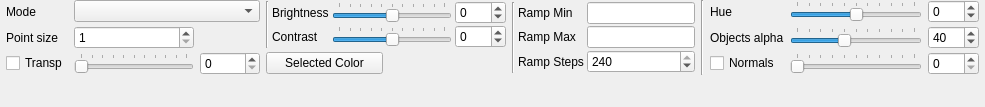
First picture: the form in src/gui/forms/toolbar_rendersettingsgroup.ui, repository open-scan-crew/OpenScanTools, before the edit.
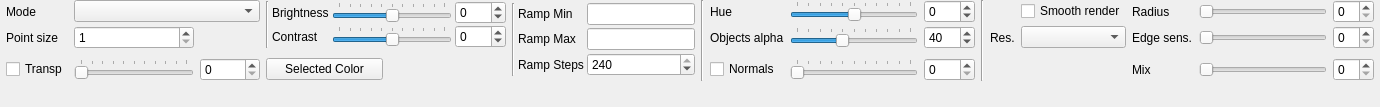
Second picture: the form after the edit. Custom widgets are drawn as their Qt base class.

Commit message: adding a first render improvement with edge blur

Patch:
```diff
--- a/src/gui/forms/toolbar_rendersettingsgroup.ui
+++ b/src/gui/forms/toolbar_rendersettingsgroup.ui
@@ -6,7 +6,7 @@
    <rect>
     <x>0</x>
     <y>0</y>
-    <width>985</width>
+    <width>1380</width>
     <height>107</height>
    </rect>
   </property>
@@ -29,40 +29,65 @@
    <property name="verticalSpacing">
     <number>3</number>
    </property>
-   <item row="2" column="4">
-    <widget class="QPushButton" name="pushButton_color">
+   <item row="0" column="7" rowspan="5">
+    <widget class="Line" name="line_3">
+     <property name="orientation">
+      <enum>Qt::Vertical</enum>
+     </property>
+    </widget>
+   </item>
+   <item row="0" column="16">
+    <widget class="QCheckBox" name="checkBox_edgeAwareBlur">
      <property name="text">
-      <string>Selected Color</string>
+      <string>Smooth render</string>
      </property>
     </widget>
    </item>
-   <item row="1" column="1">
-    <widget class="QSpinBox" name="spinBox_pointSize">
-     <property name="minimum">
-      <number>1</number>
+   <item row="4" column="0">
+    <widget class="QCheckBox" name="transparencyCheckBox">
+     <property name="enabled">
+      <bool>true</bool>
      </property>
-     <property name="maximum">
-      <number>15</number>
+     <property name="text">
+      <string>Transp</string>
      </property>
-     <property name="value">
-      <number>1</number>
+    </widget>
+   </item>
+   <item row="4" column="13">
+    <widget class="QSpinBox" name="spinBox_normals"/>
+   </item>
+   <item row="0" column="0">
+    <widget class="QLabel" name="label_renderMode">
+     <property name="text">
+      <string>Mode</string>
      </property>
     </widget>
    </item>
-   <item row="2" column="1">
-    <widget class="QSlider" name="transparencySlider">
-     <property name="sizePolicy">
-      <sizepolicy hsizetype="Minimum" vsizetype="Fixed">
-       <horstretch>0</horstretch>
-       <verstretch>0</verstretch>
-      </sizepolicy>
+   <item row="5" column="0">
+    <spacer name="verticalSpacer">
+     <property name="orientation">
+      <enum>Qt::Vertical</enum>
      </property>
-     <property name="minimumSize">
+     <property name="sizeHint" stdset="0">
       <size>
-       <width>120</width>
+       <width>0</width>
        <height>0</height>
       </size>
      </property>
+    </spacer>
+   </item>
+   <item row="0" column="11">
+    <widget class="QLabel" name="falseColorLabel">
+     <property name="text">
+      <string>Hue</string>
+     </property>
+     <property name="margin">
+      <number>3</number>
+     </property>
+    </widget>
+   </item>
+   <item row="4" column="12">
+    <widget class="QSlider" name="slider_normals">
      <property name="maximum">
       <number>100</number>
      </property>
@@ -75,9 +100,6 @@
      <property name="tickPosition">
       <enum>QSlider::TicksAbove</enum>
      </property>
-     <property name="tickInterval">
-      <number>10</number>
-     </property>
     </widget>
    </item>
    <item row="0" column="1" colspan="2">
@@ -87,6 +109,107 @@
      </property>
     </widget>
    </item>
+   <item row="4" column="2">
+    <widget class="QSpinBox" name="transparencySpinBox">
+     <property name="minimumSize">
+      <size>
+       <width>60</width>
+       <height>0</height>
+      </size>
+     </property>
+     <property name="maximumSize">
+      <size>
+       <width>70</width>
+       <height>16777215</height>
+      </size>
+     </property>
+     <property name="maximum">
+      <number>100</number>
+     </property>
+    </widget>
+   </item>
+   <item row="1" column="11">
+    <widget class="QLabel" name="alphaObjectsLabel">
+     <property name="text">
+      <string>Objects alpha</string>
+     </property>
+    </widget>
+   </item>
+   <item row="4" column="1">
+    <widget class="QSlider" name="transparencySlider">
+     <property name="sizePolicy">
+      <sizepolicy hsizetype="Minimum" vsizetype="Fixed">
+       <horstretch>0</horstretch>
+       <verstretch>0</verstretch>
+      </sizepolicy>
+     </property>
+     <property name="minimumSize">
+      <size>
+       <width>120</width>
+       <height>0</height>
+      </size>
+     </property>
+     <property name="maximum">
+      <number>100</number>
+     </property>
+     <property name="singleStep">
+      <number>10</number>
+     </property>
+     <property name="orientation">
+      <enum>Qt::Horizontal</enum>
+     </property>
+     <property name="tickPosition">
+      <enum>QSlider::TicksAbove</enum>
+     </property>
+     <property name="tickInterval">
+      <number>10</number>
+     </property>
+    </widget>
+   </item>
+   <item row="0" column="12">
+    <widget class="QSlider" name="falseColorSlider">
+     <property name="sizePolicy">
+      <sizepolicy hsizetype="Minimum" vsizetype="Fixed">
+       <horstretch>0</horstretch>
+       <verstretch>0</verstretch>
+      </sizepolicy>
+     </property>
+     <property name="minimumSize">
+      <size>
+       <width>120</width>
+       <height>0</height>
+      </size>
+     </property>
+     <property name="minimum">
+      <number>-100</number>
+     </property>
+     <property name="maximum">
+      <number>100</number>
+     </property>
+     <property name="singleStep">
+      <number>20</number>
+     </property>
+     <property name="value">
+      <number>0</number>
+     </property>
+     <property name="orientation">
+      <enum>Qt::Horizontal</enum>
+     </property>
+     <property name="tickPosition">
+      <enum>QSlider::TicksAbove</enum>
+     </property>
+    </widget>
+   </item>
+   <item row="4" column="11">
+    <widget class="QCheckBox" name="checkBox_normals">
+     <property name="text">
+      <string>Normals</string>
+     </property>
+     <property name="tristate">
+      <bool>true</bool>
+     </property>
+    </widget>
+   </item>
    <item row="0" column="13">
     <widget class="QSpinBox" name="falseColorSpinBox">
      <property name="minimum">
@@ -97,14 +220,21 @@
      </property>
     </widget>
    </item>
-   <item row="0" column="7" rowspan="3">
-    <widget class="Line" name="line_3">
-     <property name="orientation">
-      <enum>Qt::Vertical</enum>
+   <item row="4" column="4">
+    <widget class="QPushButton" name="pushButton_color">
+     <property name="text">
+      <string>Selected Color</string>
      </property>
     </widget>
    </item>
-   <item row="0" column="6" rowspan="3">
+   <item row="1" column="0">
+    <widget class="QLabel" name="label_pointSize">
+     <property name="text">
+      <string>Point size</string>
+     </property>
+    </widget>
+   </item>
+   <item row="0" column="6" rowspan="5">
     <widget class="QWidget" name="ramp_options" native="true">
      <layout class="QGridLayout" name="gridLayout_2">
       <property name="leftMargin">
@@ -186,18 +316,12 @@
      </layout>
     </widget>
    </item>
-   <item row="3" column="0">
-    <spacer name="verticalSpacer">
+   <item row="0" column="14" rowspan="5">
+    <widget class="Line" name="line_4">
      <property name="orientation">
       <enum>Qt::Vertical</enum>
      </property>
-     <property name="sizeHint" stdset="0">
-      <size>
-       <width>0</width>
-       <height>0</height>
-      </size>
-     </property>
-    </spacer>
+    </widget>
    </item>
    <item row="1" column="13">
     <widget class="QSpinBox" name="alphaObjectsSpinBox">
@@ -342,100 +466,6 @@
      </layout>
     </widget>
    </item>
-   <item row="0" column="12">
-    <widget class="QSlider" name="falseColorSlider">
-     <property name="sizePolicy">
-      <sizepolicy hsizetype="Minimum" vsizetype="Fixed">
-       <horstretch>0</horstretch>
-       <verstretch>0</verstretch>
-      </sizepolicy>
-     </property>
-     <property name="minimumSize">
-      <size>
-       <width>120</width>
-       <height>0</height>
-      </size>
-     </property>
-     <property name="minimum">
-      <number>-100</number>
-     </property>
-     <property name="maximum">
-      <number>100</number>
-     </property>
-     <property name="singleStep">
-      <number>20</number>
-     </property>
-     <property name="value">
-      <number>0</number>
-     </property>
-     <property name="orientation">
-      <enum>Qt::Horizontal</enum>
-     </property>
-     <property name="tickPosition">
-      <enum>QSlider::TicksAbove</enum>
-     </property>
-    </widget>
-   </item>
-   <item row="0" column="0">
-    <widget class="QLabel" name="label_renderMode">
-     <property name="text">
-      <string>Mode</string>
-     </property>
-    </widget>
-   </item>
-   <item row="1" column="0">
-    <widget class="QLabel" name="label_pointSize">
-     <property name="text">
-      <string>Point size</string>
-     </property>
-    </widget>
-   </item>
-   <item row="0" column="11">
-    <widget class="QLabel" name="falseColorLabel">
-     <property name="text">
-      <string>Hue</string>
-     </property>
-     <property name="margin">
-      <number>3</number>
-     </property>
-    </widget>
-   </item>
-   <item row="2" column="0">
-    <widget class="QCheckBox" name="transparencyCheckBox">
-     <property name="enabled">
-      <bool>true</bool>
-     </property>
-     <property name="text">
-      <string>Transp</string>
-     </property>
-    </widget>
-   </item>
-   <item row="2" column="2">
-    <widget class="QSpinBox" name="transparencySpinBox">
-     <property name="minimumSize">
-      <size>
-       <width>60</width>
-       <height>0</height>
-      </size>
-     </property>
-     <property name="maximumSize">
-      <size>
-       <width>70</width>
-       <height>16777215</height>
-      </size>
-     </property>
-     <property name="maximum">
-      <number>100</number>
-     </property>
-    </widget>
-   </item>
-   <item row="1" column="11">
-    <widget class="QLabel" name="alphaObjectsLabel">
-     <property name="text">
-      <string>Objects alpha</string>
-     </property>
-    </widget>
-   </item>
    <item row="1" column="12">
     <widget class="QSlider" name="alphaObjectsSlider">
      <property name="maximum">
@@ -455,31 +485,79 @@
      </property>
     </widget>
    </item>
-   <item row="2" column="11">
-    <widget class="QCheckBox" name="checkBox_normals">
-     <property name="text">
-      <string>Normals</string>
+   <item row="1" column="1">
+    <widget class="QSpinBox" name="spinBox_pointSize">
+     <property name="minimum">
+      <number>1</number>
      </property>
-     <property name="tristate">
-      <bool>true</bool>
-     </property>
-    </widget>
-   </item>
-   <item row="2" column="12">
-    <widget class="QSlider" name="slider_normals">
      <property name="maximum">
-      <number>100</number>
+      <number>15</number>
      </property>
+     <property name="value">
+      <number>1</number>
+     </property>
+    </widget>
+   </item>
+   <item row="1" column="15">
+    <widget class="QLabel" name="label_resolution">
+     <property name="text">
+      <string>Res.</string>
+     </property>
+    </widget>
+   </item>
+   <item row="1" column="16">
+    <widget class="QComboBox" name="comboBox_edgeAwareResolution"/>
+   </item>
+   <item row="0" column="18">
+    <widget class="QLabel" name="label_radius">
+     <property name="text">
+      <string>Radius</string>
+     </property>
+    </widget>
+   </item>
+   <item row="0" column="19">
+    <widget class="QSlider" name="slider_edgeAwareRadius">
      <property name="orientation">
       <enum>Qt::Horizontal</enum>
      </property>
-     <property name="tickPosition">
-      <enum>QSlider::TicksAbove</enum>
+    </widget>
+   </item>
+   <item row="0" column="21">
+    <widget class="QSpinBox" name="spinBox_edgeAwareRadius"/>
+   </item>
+   <item row="1" column="18">
+    <widget class="QLabel" name="label_edgeSensibility">
+     <property name="text">
+      <string>Edge sens.</string>
      </property>
     </widget>
    </item>
-   <item row="2" column="13">
-    <widget class="QSpinBox" name="spinBox_normals"/>
+   <item row="1" column="19">
+    <widget class="QSlider" name="slider_edgeAwareDepth">
+     <property name="orientation">
+      <enum>Qt::Horizontal</enum>
+     </property>
+    </widget>
+   </item>
+   <item row="1" column="21">
+    <widget class="QSpinBox" name="spinBox_edgeAwareDepth"/>
+   </item>
+   <item row="4" column="21">
+    <widget class="QSpinBox" name="spinBox_edgeAwareBlend"/>
+   </item>
+   <item row="4" column="18">
+    <widget class="QLabel" name="label_mix">
+     <property name="text">
+      <string>Mix</string>
+     </property>
+    </widget>
+   </item>
+   <item row="4" column="19">
+    <widget class="QSlider" name="slider_edgeAwareBlend">
+     <property name="orientation">
+      <enum>Qt::Horizontal</enum>
+     </property>
+    </widget>
    </item>
   </layout>
  </widget>
```
Left out of the diff: 3 changed lines with no effect on the pictures. The commit also changes 19 other files.
